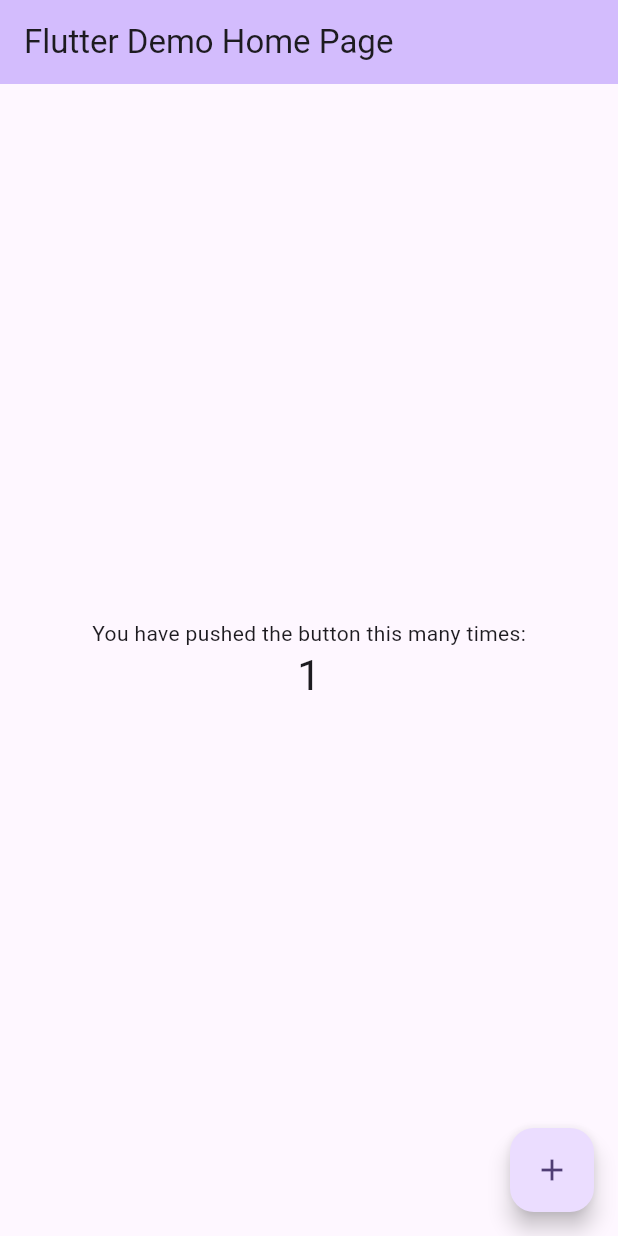
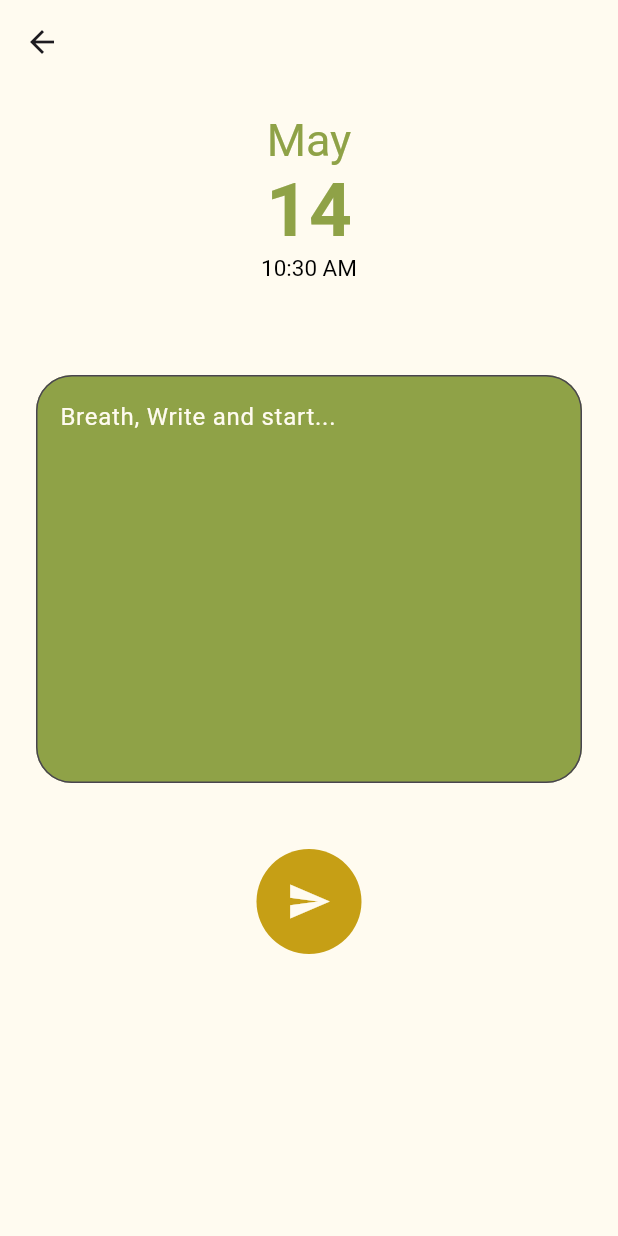
Before and after one commit to Justin-Bolivar/Emotion-Sync, a Flutter app: the screen it shows after launch, after a tap on the "add" icon, on a phone screen of 412 x 824 dp. Run offline on Flutter 3.47's test engine with Material 3 defaults, Android fonts, the phone set to English and light mode, and no system bars; our stand-ins replace pie_chart; network calls fail.

Commit message:
finished initial UI

```diff
--- /dev/null
+++ b/lib/colors.dart
@@ -0,0 +1,8 @@
+import 'package:flutter/material.dart';
+
+const white = Color(0xFFFFFBF0);
+const black = Color(0xFF000000);
+const primary = Color(0xFF8FA247);
+const secondary = Color(0xFFC69F15);
+const error = Colors.red;
+const success = Colors.green;
--- /dev/null
+++ b/lib/homepage.dart
@@ -0,0 +1,285 @@
+// ignore_for_file: avoid_print, library_private_types_in_public_api, use_key_in_widget_constructors
+
+import 'dart:async';
+import 'dart:convert';
+import 'dart:math';
+import 'package:emotion_sync/colors.dart';
+import 'package:flutter/material.dart';
+import 'package:http/http.dart' as http;
+
+import 'journalpage.dart';
+import 'writepage.dart';
+
+void main() {
+  runApp(MyApp());
+}
+
+class MyApp extends StatelessWidget {
+  @override
+  Widget build(BuildContext context) {
+    return MaterialApp(
+      debugShowCheckedModeBanner: false,
+      home: HomePage(),
+    );
+  }
+}
+
+class HomePage extends StatefulWidget {
+  @override
+  _HomePageState createState() => _HomePageState();
+}
+
+class _HomePageState extends State<HomePage>
+    with SingleTickerProviderStateMixin {
+  List<String> dates = [];
+  List<int> ids = [];
+  List<String> topEmotions = [];
+  late AnimationController _animationController;
+  late Animation<double> _animation;
+  int bpm = 80;
+  late Timer _timer;
+  bool _isLoading = true;
+
+  @override
+  void initState() {
+    super.initState();
+    _fetchDates();
+    _initAnimation();
+    _startBPMUpdate();
+  }
+
+  @override
+  void dispose() {
+    _animationController.dispose();
+    _timer.cancel();
+    super.dispose();
+  }
+
+  Future<void> _fetchDates() async {
+    String url = 'http://127.0.0.1:8000/panic/getListOfJournals/';
+    try {
+      final response = await http.get(Uri.parse(url));
+
+      if (response.statusCode == 200) {
+        List<dynamic> data = jsonDecode(response.body);
+        dates = data.map((item) => item['date'] as String).toList();
+        ids = data.map((item) => item['id'] as int).toList();
+        topEmotions = data.map((item) {
+          var topEmotion = item['emotions'][0][0];
+          var percentage = (topEmotion['score'] * 100).round().toString();
+          return '${topEmotion['label']} ($percentage%)';
+        }).toList();
+      } else {
+        print('Failed to load dates: ${response.statusCode}');
+      }
+    } catch (e) {
+      print('Error fetching dates: $e');
+    } finally {
+      _isLoading = false;
+    }
+  }
+
+  void _initAnimation() {
+    _animationController = AnimationController(
+      vsync: this,
+      duration: const Duration(milliseconds: 500),
+    )..repeat(reverse: true);
+
+    _animation = Tween<double>(begin: 1.0, end: 1.3).animate(
+      CurvedAnimation(parent: _animationController, curve: Curves.easeInOut),
+    );
+  }
+
+  void _startBPMUpdate() {
+    _timer = Timer.periodic(const Duration(seconds: 1), (timer) {
+      setState(() {
+        bpm = Random().nextInt(21) + 70;
+      });
+    });
+  }
+
+  @override
+  Widget build(BuildContext context) {
+    return Scaffold(
+      backgroundColor: white,
+      appBar: AppBar(
+        toolbarHeight: 100.0,
+        backgroundColor: white,
+        title: Padding(
+          padding: const EdgeInsets.only(top: 50.0),
+          child: _buildBPMDisplay(),
+        ),
+      ),
+      body: Stack(
+        children: [
+          SingleChildScrollView(
+            scrollDirection: Axis.vertical,
+            child: Column(
+              children: [
+                const SizedBox(height: 20.0),
+                SizedBox(
+                  width: 400,
+                  child: Center(
+                    child: Column(
+                      children: [
+                        const Text('Recent Journals',
+                            style: TextStyle(
+                                fontSize: 30.0,
+                                fontWeight: FontWeight.bold,
+                                color: secondary)),
+                        const SizedBox(height: 20.0),
+                        ...List.generate(dates.length, _buildJournalCard),
+                        const SizedBox(height: 100.0),
+                      ],
+                    ),
+                  ),
+                ),
+              ],
+            ),
+          ),
+          if (_isLoading)
+            const Center(
+              child: CircularProgressIndicator(
+                color: primary,
+              ),
+            ),
+        ],
+      ),
+      floatingActionButton: Padding(
+        padding: const EdgeInsets.only(bottom: 50.0),
+        child: SizedBox(
+          width: 80,
+          height: 80,
+          child: FloatingActionButton(
+            onPressed: () {
+              Navigator.push(
+                context,
+                MaterialPageRoute(builder: (context) => WriteJournalPage()),
+              );
+            },
+            backgroundColor: secondary,
+            shape: const CircleBorder(),
+            child: const Icon(
+              Icons.add,
+              size: 60,
+              color: Color(0xFFFFFBF0),
+            ),
+          ),
+        ),
+      ),
+      floatingActionButtonLocation: FloatingActionButtonLocation.centerDocked,
+    );
+  }
+
+  Widget _buildBPMDisplay() {
+    return Row(
+      mainAxisAlignment: MainAxisAlignment.start,
+      children: [
+        AnimatedBuilder(
+          animation: _animation,
+          builder: (BuildContext context, Widget? child) {
+            return Transform.scale(
+              scale: _animation.value,
+              child: const Icon(
+                Icons.favorite,
+                color: Colors.red,
+                size: 50.0,
+              ),
+            );
+          },
+        ),
+        const SizedBox(width: 10.0),
+        Text(
+          '$bpm',
+          style: const TextStyle(
+            color: Colors.red,
+            fontSize: 50.0,
+            fontWeight: FontWeight.bold,
+          ),
+        ),
+        const SizedBox(width: 5.0),
+        const Text(
+          'bpm',
+          style: TextStyle(
+            fontSize: 20.0,
+          ),
+        ),
+      ],
+    );
+  }
+
+  Widget _buildJournalCard(int index) {
+    final dateParts = dates[index].split(' ');
+    String month = "Month";
+    String day = "Day";
+
+    if (dateParts.length >= 2) {
+      month = dateParts[0];
+      day = dateParts[1];
+    }
+
+    return Padding(
+      padding: const EdgeInsets.only(top: 10.0),
+      child: GestureDetector(
+        onTap: () {
+          Navigator.push(
+            context,
+            MaterialPageRoute(
+              builder: (context) => JournalPage(
+                  selectedDate: dates[index], selectedID: ids[index]),
+            ),
+          );
+        },
+        child: Container(
+          height: 120,
+          decoration: BoxDecoration(
+            color: primary,
+            borderRadius: BorderRadius.circular(24.0),
+          ),
+          width: 320,
+          child: Padding(
+            padding: const EdgeInsets.all(8.0),
+            child: Row(
+              children: [
+                const SizedBox(width: 20.0),
+                _buildDateColumn(month, day),
+                const SizedBox(width: 20.0),
+                Text(
+                  topEmotions[index],
+                  style: const TextStyle(
+                    fontSize: 19.0,
+                    color: Color(0xFFFFFBF0),
+                    fontWeight: FontWeight.bold,
+                  ),
+                ),
+              ],
+            ),
+          ),
+        ),
+      ),
+    );
+  }
+
+  Widget _buildDateColumn(String month, String day) {
+    return Column(
+      mainAxisAlignment: MainAxisAlignment.spaceBetween,
+      children: [
+        Text(
+          month,
+          style: const TextStyle(
+            fontSize: 30.0,
+            fontWeight: FontWeight.bold,
+            color: Color(0xFFFFFBF0),
+          ),
+        ),
+        Text(
+          day,
+          style: const TextStyle(
+            fontSize: 40.0,
+            color: Color(0xFFFFFBF0),
+          ),
+        ),
+      ],
+    );
+  }
+}
--- a/lib/main.dart
+++ b/lib/main.dart
@@ -1,125 +1,16 @@
+import 'package:emotion_sync/homepage.dart';
 import 'package:flutter/material.dart';
 
 void main() {
-  runApp(const MyApp());
+  runApp(MyApp());
 }
 
 class MyApp extends StatelessWidget {
-  const MyApp({super.key});
-
-  // This widget is the root of your application.
   @override
   Widget build(BuildContext context) {
     return MaterialApp(
-      title: 'Flutter Demo',
-      theme: ThemeData(
-        // This is the theme of your application.
-        //
-        // TRY THIS: Try running your application with "flutter run". You'll see
-        // the application has a purple toolbar. Then, without quitting the app,
-        // try changing the seedColor in the colorScheme below to Colors.green
-        // and then invoke "hot reload" (save your changes or press the "hot
-        // reload" button in a Flutter-supported IDE, or press "r" if you used
-        // the command line to start the app).
-        //
-        // Notice that the counter didn't reset back to zero; the application
-        // state is not lost during the reload. To reset the state, use hot
-        // restart instead.
-        //
-        // This works for code too, not just values: Most code changes can be
-        // tested with just a hot reload.
-        colorScheme: ColorScheme.fromSeed(seedColor: Colors.deepPurple),
-        useMaterial3: true,
-      ),
-      home: const MyHomePage(title: 'Flutter Demo Home Page'),
+      debugShowCheckedModeBanner: false,
+      home: HomePage(),
     );
   }
 }
-
-class MyHomePage extends StatefulWidget {
-  const MyHomePage({super.key, required this.title});
-
-  // This widget is the home page of your application. It is stateful, meaning
-  // that it has a State object (defined below) that contains fields that affect
-  // how it looks.
-
-  // This class is the configuration for the state. It holds the values (in this
-  // case the title) provided by the parent (in this case the App widget) and
-  // used by the build method of the State. Fields in a Widget subclass are
-  // always marked "final".
-
-  final String title;
-
-  @override
-  State<MyHomePage> createState() => _MyHomePageState();
-}
-
-class _MyHomePageState extends State<MyHomePage> {
-  int _counter = 0;
-
-  void _incrementCounter() {
-    setState(() {
-      // This call to setState tells the Flutter framework that something has
-      // changed in this State, which causes it to rerun the build method below
-      // so that the display can reflect the updated values. If we changed
-      // _counter without calling setState(), then the build method would not be
-      // called again, and so nothing would appear to happen.
-      _counter++;
-    });
-  }
-
-  @override
-  Widget build(BuildContext context) {
-    // This method is rerun every time setState is called, for instance as done
-    // by the _incrementCounter method above.
-    //
-    // The Flutter framework has been optimized to make rerunning build methods
-    // fast, so that you can just rebuild anything that needs updating rather
-    // than having to individually change instances of widgets.
-    return Scaffold(
-      appBar: AppBar(
-        // TRY THIS: Try changing the color here to a specific color (to
-        // Colors.amber, perhaps?) and trigger a hot reload to see the AppBar
-        // change color while the other colors stay the same.
-        backgroundColor: Theme.of(context).colorScheme.inversePrimary,
-        // Here we take the value from the MyHomePage object that was created by
-        // the App.build method, and use it to set our appbar title.
-        title: Text(widget.title),
-      ),
-      body: Center(
-        // Center is a layout widget. It takes a single child and positions it
-        // in the middle of the parent.
-        child: Column(
-          // Column is also a layout widget. It takes a list of children and
-          // arranges them vertically. By default, it sizes itself to fit its
-          // children horizontally, and tries to be as tall as its parent.
-          //
-          // Column has various properties to control how it sizes itself and
-          // how it positions its children. Here we use mainAxisAlignment to
-          // center the children vertically; the main axis here is the vertical
-          // axis because Columns are vertical (the cross axis would be
-          // horizontal).
-          //
-          // TRY THIS: Invoke "debug painting" (choose the "Toggle Debug Paint"
-          // action in the IDE, or press "p" in the console), to see the
-          // wireframe for each widget.
-          mainAxisAlignment: MainAxisAlignment.center,
-          children: <Widget>[
-            const Text(
-              'You have pushed the button this many times:',
-            ),
-            Text(
-              '$_counter',
-              style: Theme.of(context).textTheme.headlineMedium,
-            ),
-          ],
-        ),
-      ),
-      floatingActionButton: FloatingActionButton(
-        onPressed: _incrementCounter,
-        tooltip: 'Increment',
-        child: const Icon(Icons.add),
-      ), // This trailing comma makes auto-formatting nicer for build methods.
-    );
-  }
-}
--- /dev/null
+++ b/lib/writepage.dart
@@ -0,0 +1,158 @@
+import 'package:emotion_sync/colors.dart';
+import 'package:flutter/material.dart';
+import 'package:http/http.dart' as http;
+import 'dart:convert';
+import 'package:intl/intl.dart';
+
+class WriteJournalPage extends StatefulWidget {
+  @override
+  _WriteJournalPageState createState() => _WriteJournalPageState();
+}
+
+class _WriteJournalPageState extends State<WriteJournalPage> {
+  final TextEditingController _controller = TextEditingController();
+
+  Future<void> _sendPostRequest() async {
+    String url = 'http://127.0.0.1:8000/panic/create/';
+    final String text = _controller.text;
+    final DateTime now = DateTime.now();
+    final String formattedDate = DateFormat('MMMM\n d').format(now);
+    final String formattedTime = DateFormat('h:mm a').format(now);
+    final String dateString = '$formattedDate';
+    final String timeString = ' $formattedTime';
+
+    try {
+      final response = await http.post(
+        Uri.parse(url),
+        headers: <String, String>{
+          'Content-Type': 'application/json; charset=UTF-8',
+        },
+        body: jsonEncode(
+          <String, dynamic>{
+            'date': dateString,
+            'time': timeString,
+            'isPanic': true,
+            'thoughts': text,
+          },
+        ),
+      );
+
+      if (response.statusCode == 201) {
+        ScaffoldMessenger.of(context).showSnackBar(
+          const SnackBar(
+            content: Text('Journal Successfully Posted'),
+            backgroundColor: success,
+          ),
+        );
+      } else {
+        throw Exception('Failed to Post Journal Try Again');
+      }
+    } catch (e) {
+      ScaffoldMessenger.of(context).showSnackBar(
+        SnackBar(
+          content: Text('Failed to send POST request: $e'),
+          backgroundColor: error,
+        ),
+      );
+    }
+  }
+
+  @override
+  Widget build(BuildContext context) {
+    final DateTime now = DateTime.now();
+    //final String formattedDate = DateFormat('MMMM\n d').format(now);
+    final String formattedTime = DateFormat('h:mm a').format(now);
+
+    return Scaffold(
+      appBar: AppBar(
+        backgroundColor: white,
+      ),
+      backgroundColor: white,
+      body: Column(
+        children: [
+          const SizedBox(
+            height: 20.0,
+          ),
+          Center(
+            child: RichText(
+              text: TextSpan(
+                children: [
+                  TextSpan(
+                    text: '${DateFormat('MMMM').format(now)}\n',
+                    style: const TextStyle(
+                      fontSize: 30,
+                      color: primary,
+                    ),
+                  ),
+                  TextSpan(
+                    text: '${DateFormat('d').format(now)}\n',
+                    style: const TextStyle(
+                      fontSize: 50,
+                      fontWeight: FontWeight.bold,
+                      color: primary,
+                    ),
+                  ),
+                  TextSpan(
+                    text: '$formattedTime\n',
+                    style: const TextStyle(
+                      fontSize: 15,
+                      color: black,
+                    ),
+                  ),
+                ],
+              ),
+              textAlign: TextAlign.center,
+            ),
+          ),
+          const SizedBox(
+            height: 20.0,
+          ),
+          Padding(
+            padding: const EdgeInsets.all(24),
+            child: TextField(
+              controller: _controller,
+              maxLines: 10,
+              expands: false,
+              decoration: InputDecoration(
+                hintText: 'Breath, Write and start...',
+                hintStyle: const TextStyle(
+                  color: white,
+                ),
+                border: OutlineInputBorder(
+                  borderRadius: BorderRadius.circular(24.0),
+                ),
+                filled: true,
+                fillColor: primary,
+              ),
+              style: const TextStyle(
+                fontSize: 16,
+                color: white,
+              ),
+            ),
+          ),
+          const SizedBox(
+            height: 20.0,
+          ),
+          Container(
+            width: 70,
+            height: 70,
+            decoration: const BoxDecoration(
+              color: secondary,
+              shape: BoxShape.circle,
+            ),
+            child: Center(
+              child: IconButton(
+                icon: const Icon(
+                  Icons.send,
+                  size: 30,
+                ),
+                color: white,
+                onPressed: _sendPostRequest,
+              ),
+            ),
+          ),
+        ],
+      ),
+    );
+  }
+}
--- a/pubspec.yaml
+++ b/pubspec.yaml
@@ -35,6 +35,9 @@ dependencies:
   # The following adds the Cupertino Icons font to your application.
   # Use with the CupertinoIcons class for iOS style icons.
   cupertino_icons: ^1.0.6
+  http:
+  intl:
+  pie_chart:
 
 dev_dependencies:
   flutter_test:
```
Also changed, not shown: lib/journalpage.dart (added, +148 -0 lines), pubspec.lock.
